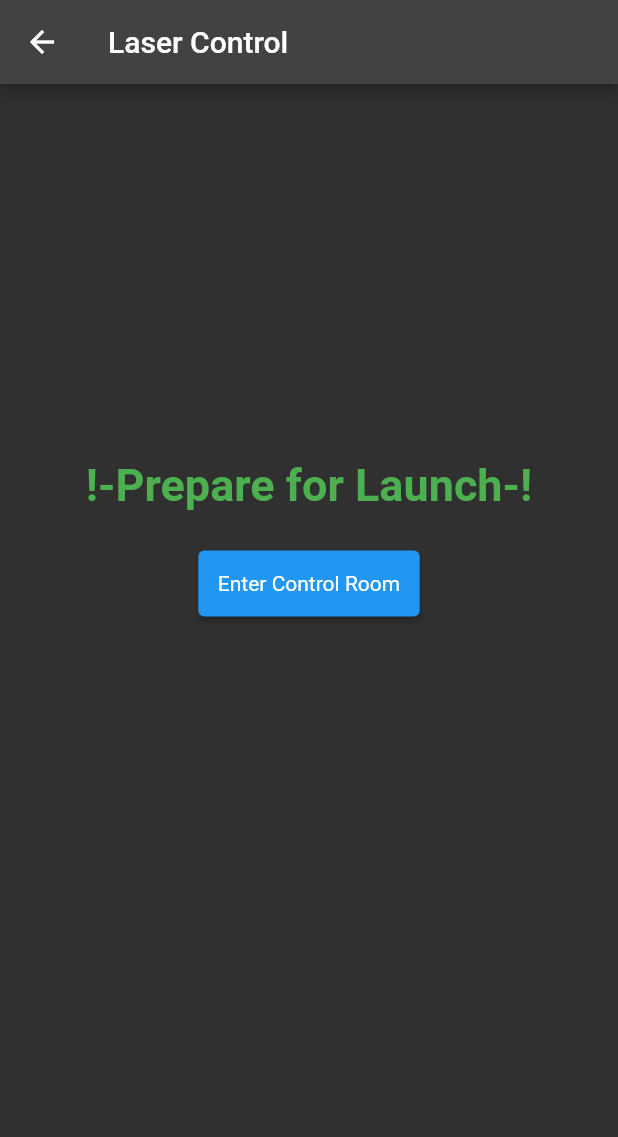
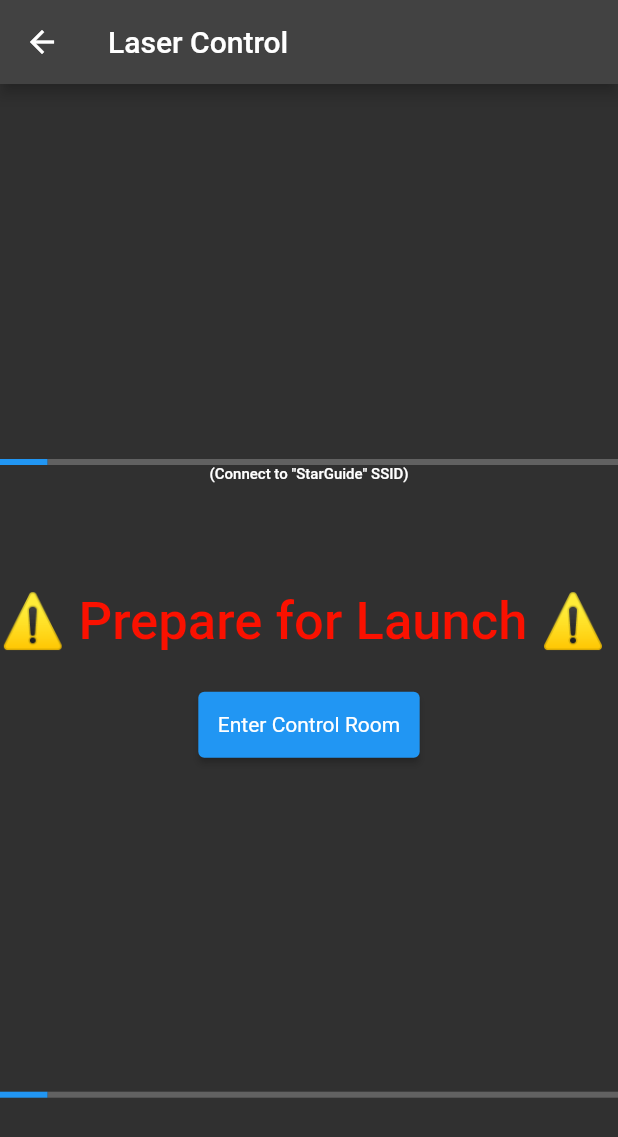
Before and after one commit to whipplejohn/StarGuide, a Flutter app: the LaserControl screen opened directly, on a phone screen of 412 x 824 dp. Shown: the top 1137 px of the screen. Run offline on Flutter 3.47's test engine with Material 2 defaults, Android fonts, the phone set to English and light mode, and no system bars.

Commit message:
Update main.dart
Updated UI on Control Page

```diff
--- a/App/lib/main.dart
+++ b/App/lib/main.dart
@@ -113,12 +113,22 @@ class LaserControlState extends State<LaserControl> {
               Container(
                 height: 250.0,
               ),
+              const LinearProgressIndicator(),
               const Text(
-                '!-Prepare for Launch-!',
+                '(Connect to "StarGuide" SSID)',
                 style: TextStyle(
-                  fontSize: 30.0,
-                  color: Colors.green,
-                  fontWeight: FontWeight.bold,
+                  fontSize: 10.0,
+                  color: Colors.white,
+                  fontWeight: FontWeight.w500,
+                ),
+              ),
+              const Spacer(),
+              const Text(
+                '⚠️ Prepare for Launch ⚠️ ',
+                style: TextStyle(
+                  fontSize: 35.0,
+                  color: Color.fromARGB(255, 250, 17, 0),
+                  fontWeight: FontWeight.w500,
                 ),
               ),
               Container(
@@ -136,6 +146,11 @@ class LaserControlState extends State<LaserControl> {
                 // padding: const EdgeInsets.all(5.0),
                 child: const Text('Enter Control Room'),
               ),
+              const Spacer(),
+              const Spacer(),
+              const Spacer(),
+              const LinearProgressIndicator(),
+              const Spacer(),
               Container(
                 height: 20.0,
               ),
```
